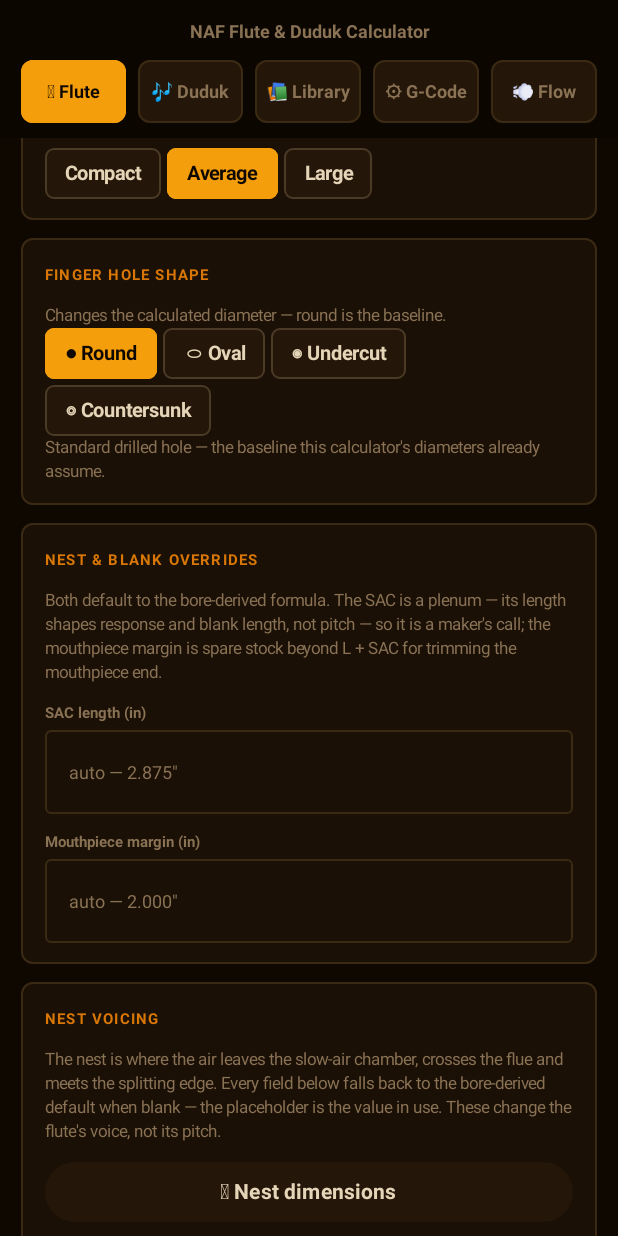
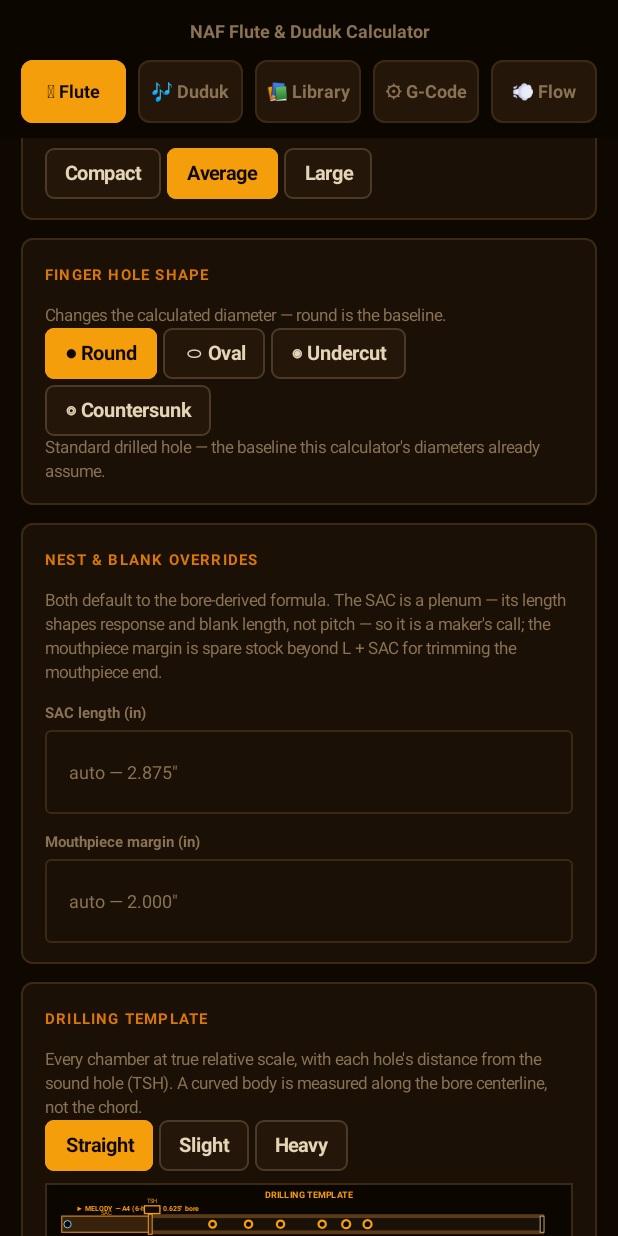
Before and after one commit to evanrobinson1985/NAF-Duduk-Calculator, an Android app built with Jetpack Compose: the screen it shows after launch (MainActivity), on a phone screen of 412 x 824 dp. Run offline under Robolectric (Android 15) with nearby library versions, the phone set to English and light mode, and no system bars.

Commit message:
Add the on-screen drilling templates for flute and duduk
The diagram a maker actually works from was missing on both screens: the
numbers were all in the results table, but nothing showed where the holes sit
along the tube. This ports both SVG components — DrillingTemplate and
DudukTemplate — to Compose Canvas, which has no SVG, so the layout maths lives
in TemplateGeometry.kt where it can be tested and only the painting is in the
composable.

The flute template draws every chamber of a drone flute on its own row at one
shared scale, with the SAC, the wall/plug partition, the TSH tag, the breath
hole and each finger hole labelled with its distance from the sound hole. A
bowed body is drawn as a continuous curve with the markers tilted to the local
bore angle, and the bow amplitude comes from curveBowAmplitudeIn — the same
inch value the 3D viewer and the CAM use — rather than a drawing constant that
could drift. The duduk template lays the reed seat before the bore and puts
the thumb hole below the body with a leader, since it is on the back.

The invariant worth having tests for is the one the web source got wrong once
and left a comment about: a drawing has ONE scale, pixels per real inch, and
the hole radii and tube band must come from it too. A separate constant for
the vertical axis looks correct on a short tube and draws holes several times
too large on a long one — visually overlapping, on exactly the instrument a
maker is most likely to be building. Nine tests cover it: that a longer tube
compresses the scale, that no two holes are ever drawn overlapping at either
extreme, that a hole can never be drawn wider than the tube it is drilled
into, that the band stays readable from a 0.375in to a 2.5in bore, that the
bow is the shared inch value and peaks mid-tube without running off the
canvas, and that the chambers of a drone flute stay in proportion to each
other.

Co-Authored-By: Claude Opus 5 <noreply@anthropic.com>
Claude-Session: https://claude.ai/code/session_01Y1cQidoCtn2eMKYwTGLiwB

```diff
--- a/android/app/src/main/java/com/nafduduk/calculator/ui/flute/FluteScreen.kt
+++ b/android/app/src/main/java/com/nafduduk/calculator/ui/flute/FluteScreen.kt
@@ -57,6 +57,8 @@ import com.nafduduk.calculator.pdf.exportFlutePdf
 import com.nafduduk.calculator.pdf.flutePdfFileName
 import com.nafduduk.calculator.pdf.savePdfAndShare
 import com.nafduduk.calculator.ui.common.FieldLabel
+import com.nafduduk.calculator.ui.template.DrillingTemplate
+import com.nafduduk.calculator.ui.template.TemplateChamber
 import com.nafduduk.calculator.ui.common.MutedNote
 import com.nafduduk.calculator.ui.common.Pill
 import com.nafduduk.calculator.ui.common.PillRow
@@ -106,6 +108,9 @@ fun FluteScreen(loadConfigJson: String? = null, onConfigLoaded: () -> Unit = {})
     // Nest voicing. Read by BOTH the 3D preview and the split-block CAM, so
     // what you see is what gets cut.
     var nestOverrides by remember { mutableStateOf(NestOverrides()) }
+    // Only the drilling template's own drawing — the body bow is a shaping
+    // step, not something the acoustics or the CAM paths depend on.
+    var templateCurve by rememberSaveable { mutableStateOf(Curve.STRAIGHT) }
 
     // "single" | "drone". Drone-chamber state isn't rememberSaveable (no Saver
     // written for the DroneChamber list yet) so it resets on a configuration
@@ -145,6 +150,29 @@ fun FluteScreen(loadConfigJson: String? = null, onConfigLoaded: () -> Unit = {})
     val droneResults = if (fixUndone) rawDroneResults else audit.drones
 
     val allDronesValid = fluteStyle == "drone" && droneResults.isNotEmpty() && droneResults.all { it.lengthIn > 0 && it.note != null }
+
+    // The chambers the on-screen drilling template draws, from the same
+    // audited geometry the exports use.
+    val templateChambers = remember(effGeometry, droneResults, fluteStyle, boreIn, selectedFreq, notes) {
+        listOf(
+            TemplateChamber(
+                label = "MELODY", boreIn = boreIn, sacLenIn = effGeometry.sacLenIn,
+                lengthIn = effGeometry.lengthIn, holes = effGeometry.holes, playable = true,
+                note = nearestNote(selectedFreq, notes),
+                breathHoleWidthIn = FluteConst.breathHoleWidth(boreIn),
+            ),
+        ) + if (fluteStyle == "drone") {
+            droneResults.filter { it.lengthIn > 0 }.mapIndexed { i, dr ->
+                TemplateChamber(
+                    label = if (dr.playable) "CHAMBER ${i + 2}" else "DRONE ${i + 1}",
+                    boreIn = dr.boreIn, sacLenIn = dr.sacLenIn, lengthIn = dr.lengthIn,
+                    holes = dr.holes, playable = dr.playable, note = dr.note,
+                )
+            }
+        } else {
+            emptyList()
+        }
+    }
 
     // The chamber list every CAM export reads, built once from the audited
     // geometry: melody first, then any drone that came out buildable.
@@ -337,6 +365,28 @@ fun FluteScreen(loadConfigJson: String? = null, onConfigLoaded: () -> Unit = {})
                 value = mouthpieceMarginOverride,
                 autoValue = FluteConst.MOUTHPIECE_MARGIN,
                 onValue = { mouthpieceMarginOverride = it },
+            )
+        }
+
+        SectionCard {
+            FieldLabel("Drilling Template")
+            MutedNote(
+                "Every chamber at true relative scale, with each hole's distance from the sound hole (TSH). " +
+                    "A curved body is measured along the bore centerline, not the chord.",
+            )
+            PillRow {
+                Curve.entries.forEach { c ->
+                    Pill(
+                        text = c.name.lowercase().replaceFirstChar { it.titlecase() },
+                        selected = c == templateCurve,
+                        onClick = { templateCurve = c },
+                    )
+                }
+            }
+            DrillingTemplate(
+                chambers = templateChambers,
+                curve = templateCurve,
+                modifier = Modifier.padding(top = 8.dp),
             )
         }
 
--- /dev/null
+++ b/android/app/src/main/java/com/nafduduk/calculator/ui/template/DrillingTemplate.kt
@@ -0,0 +1,274 @@
+package com.nafduduk.calculator.ui.template
+
+import androidx.compose.foundation.Canvas
+import androidx.compose.foundation.border
+import androidx.compose.foundation.layout.Box
+import androidx.compose.foundation.layout.aspectRatio
+import androidx.compose.foundation.layout.fillMaxSize
+import androidx.compose.foundation.layout.fillMaxWidth
+import androidx.compose.runtime.Composable
+import androidx.compose.ui.Modifier
+import androidx.compose.ui.geometry.Offset
+import androidx.compose.ui.geometry.Size
+import androidx.compose.ui.graphics.Color
+import androidx.compose.ui.graphics.Path
+import androidx.compose.ui.graphics.drawscope.DrawScope
+import androidx.compose.ui.graphics.drawscope.Stroke
+import androidx.compose.ui.graphics.drawscope.rotate
+import androidx.compose.ui.graphics.drawscope.scale
+import androidx.compose.ui.graphics.nativeCanvas
+import androidx.compose.ui.unit.dp
+import com.nafduduk.calculator.engine.Curve
+import androidx.compose.ui.graphics.toArgb
+import com.nafduduk.calculator.util.jsFmt
+import kotlin.math.PI
+import kotlin.math.atan
+
+/**
+ * The on-screen drilling template — the diagram a maker actually works from,
+ * showing the SAC, the wall/plug, the sound hole and every finger hole at
+ * true relative scale with its measurement from the TSH.
+ *
+ * A port of the web source's DrillingTemplate SVG. Compose has no SVG, so
+ * this draws to a Canvas; the layout maths lives in TemplateGeometry.kt,
+ * where it can be tested, and only the painting is here. The canvas is scaled
+ * so the drawing's 820-unit coordinate space maps to whatever width it gets,
+ * which keeps every ported coordinate literal meaningful.
+ */
+private val Gold = Color(0xFFF59E0B)
+private val Green = Color(0xFF7ACC44)
+private val BoneText = Color(0xFFE5D5B8)
+private val Tan = Color(0xFFC4A97D)
+private val Rim = Color(0xFFC17D1A)
+private val Body = Color(0xFF1A1208)
+private val BodyEdge = Color(0xFF5A3A18)
+private val Back = Color(0xFF0C0600)
+private val Hairline = Color(0xFF3A2A14)
+private val Footer = Color(0xFF6B5D4A)
+private val Breath = Color(0xFF7DD3FC)
+
+@Composable
+fun DrillingTemplate(chambers: List<TemplateChamber>, curve: Curve, modifier: Modifier = Modifier) {
+    if (chambers.isEmpty()) return
+    val l = FluteTemplateLayout(chambers, curve)
+
+    Box(
+        modifier = modifier
+            .fillMaxWidth()
+            .aspectRatio(TemplateLayout.WIDTH / l.height)
+            .border(1.dp, Hairline),
+    ) {
+        Canvas(modifier = Modifier.fillMaxSize()) {
+            val k = size.width / TemplateLayout.WIDTH
+            drawRect(Back, Offset.Zero, size)
+            scale(k, k, pivot = Offset.Zero) { drawFluteTemplate(l) }
+        }
+    }
+}
+
+private fun DrawScope.drawFluteTemplate(l: FluteTemplateLayout) {
+    label(l.title, TemplateLayout.WIDTH / 2, 24f, Gold, 14f, bold = true, center = true)
+
+    l.chambers.forEachIndexed { idx, c ->
+        val th = l.bandHeight(c)
+        val rowBase = l.rowBaseY(idx)
+        val sacX0 = TemplateLayout.MARGIN_L - 22f
+        val tshX = l.tshX(c)
+        val footX = l.footX(c)
+        val color = if (c.playable) Gold else Green
+        fun cy(absX: Float) = l.centerY(idx, absX)
+
+        if (idx > 0) {
+            drawLine(Hairline, Offset(TemplateLayout.MARGIN_L, rowBase - th / 2 - 22f), Offset(TemplateLayout.WIDTH - TemplateLayout.MARGIN_R, rowBase - th / 2 - 22f), 1f)
+        }
+
+        val holeCountText = if (c.playable) "(${c.holes.size}-hole)" else "(no finger holes)"
+        label(
+            "▶ ${c.label} — ${c.note?.name ?: ""} $holeCountText · ${jsFmt(c.boreIn, 3)}\" bore",
+            TemplateLayout.MARGIN_L, cy(TemplateLayout.MARGIN_L) - th / 2 - 8f - if (l.isCurved) l.bowAmpPx * 0.5f else 0f,
+            color, 11f, bold = true,
+        )
+
+        if (l.isCurved) {
+            // One continuous antler-like outline for SAC + body, then a
+            // darker overlay from the TSH to the foot so the two still read
+            // as different sections.
+            val outline = tubeOutline(sacX0, footX, th, ::cy)
+            drawPath(outline, BodyEdge.copy(alpha = 0.55f))
+            drawPath(outline, Rim, style = Stroke(2f))
+            drawPath(tubeOutline(tshX, footX, th, ::cy), Body.copy(alpha = 0.85f))
+            drawPath(tubeOutline(tshX, footX, th, ::cy), BodyEdge, style = Stroke(1.5f))
+        } else {
+            val sacTop = cy(TemplateLayout.MARGIN_L) - th / 2
+            drawRect(BodyEdge.copy(alpha = 0.55f), Offset(sacX0, sacTop), Size((c.sacLenIn * l.scale).toFloat() + 22f, th))
+            drawRect(Rim, Offset(sacX0, sacTop), Size((c.sacLenIn * l.scale).toFloat() + 22f, th), style = Stroke(2f))
+            drawRect(Body, Offset(tshX, sacTop), Size(footX - tshX, th))
+            drawRect(BodyEdge, Offset(tshX, sacTop), Size(footX - tshX, th), style = Stroke(6f))
+        }
+
+        val sacMidX = TemplateLayout.MARGIN_L + (c.sacLenIn * l.scale).toFloat() / 2
+        label("SAC", sacMidX - 10f, cy(sacMidX) - th / 2 - 1f, Gold, 9f, center = true)
+
+        // The wall/plug is a real, solid partition (a hardwood dowel in a
+        // built flute), so it gets a bold bar of its own rather than being
+        // confused with the TSH cut beside it.
+        rotateAt(-l.curveSlope(tshX - TemplateLayout.MARGIN_L).toDegrees(), tshX, cy(tshX)) {
+            drawRect(Color(0xFF3A2410), Offset(tshX - 3f, cy(tshX) - th / 2 - 3f), Size(6f, th + 6f))
+            drawRect(Gold, Offset(tshX - 3f, cy(tshX) - th / 2 - 3f), Size(6f, th + 6f), style = Stroke(1.5f))
+        }
+        label("WALL/PLUG", tshX, cy(tshX) + th / 2 + 16f, Gold, 8f, center = true)
+
+        rotateAt(-l.curveSlope(tshX - TemplateLayout.MARGIN_L).toDegrees(), tshX, cy(tshX) - th / 2) {
+            drawRect(Color(0xFF120A00), Offset(tshX - 9f, cy(tshX) - th / 2 - 16f), Size(24f, 12f))
+            drawRect(color, Offset(tshX - 9f, cy(tshX) - th / 2 - 16f), Size(24f, 12f), style = Stroke(2f))
+        }
+        label("TSH", tshX + 3f, cy(tshX) - th / 2 - 21f, color, 9f, center = true)
+
+        rotateAt(-l.curveSlope(footX - TemplateLayout.MARGIN_L).toDegrees(), footX, cy(footX)) {
+            drawRect(Color(0xFF0A0500), Offset(footX - 3f, cy(footX) - th / 2), Size(6f, th))
+            drawRect(Tan, Offset(footX - 3f, cy(footX) - th / 2), Size(6f, th), style = Stroke(1.5f))
+        }
+
+        c.breathHoleWidthIn?.let { bhw ->
+            val bx = sacX0 + 9f
+            val br = minOf(th * 0.35f, maxOf(2.5f, (bhw * l.scale).toFloat() / 2))
+            drawCircle(Color(0xFF0C0600), br, Offset(bx, cy(bx)))
+            drawCircle(Breath, br, Offset(bx, cy(bx)), style = Stroke(1.5f))
+            label("BREATH ${jsFmt(bhw, 2)}\"", bx, cy(bx) + th / 2 + 12f, Breath, 8f, center = true)
+        }
+
+        if (c.playable) {
+            for (h in c.holes) {
+                val hx = l.holeX(c, h)
+                val hy = cy(hx)
+                val hr = l.holeRadius(c, h)
+                drawCircle(Color(0xFF0A0500), hr, Offset(hx, hy))
+                drawCircle(Gold, hr, Offset(hx, hy), style = Stroke(3.5f))
+                label("H${h.num}", hx, hy + th / 2 + 15f, BoneText, 11f, bold = true, center = true)
+                label("${jsFmt(h.fromTshIn, 2)}\"", hx, hy + th / 2 + 28f, Tan, 9f, center = true)
+            }
+        } else {
+            val midX = (tshX + footX) / 2
+            label("${jsFmt(c.lengthIn, 2)}\" tube — open, no holes", midX, cy(midX) + th / 2 + 18f, Tan, 10f, center = true)
+        }
+    }
+
+    drawLine(Footer, Offset(TemplateLayout.MARGIN_L, l.height - 22f), Offset(TemplateLayout.WIDTH - TemplateLayout.MARGIN_R, l.height - 22f), 2f)
+    label(l.footer, TemplateLayout.WIDTH / 2, l.height - 8f, Footer, 10f, center = true)
+}
+
+@Composable
+fun DudukDrillingTemplate(layout: DudukTemplateLayout, rootNoteName: String, reedDiamIn: Double, modifier: Modifier = Modifier) {
+    Box(
+        modifier = modifier
+            .fillMaxWidth()
+            .aspectRatio(TemplateLayout.WIDTH / DudukTemplateLayout.HEIGHT)
+            .border(1.dp, Hairline),
+    ) {
+        Canvas(modifier = Modifier.fillMaxSize()) {
+            val k = size.width / TemplateLayout.WIDTH
+            drawRect(Back, Offset.Zero, size)
+            scale(k, k, pivot = Offset.Zero) { drawDudukTemplate(layout, rootNoteName, reedDiamIn) }
+        }
+    }
+}
+
+private fun DrawScope.drawDudukTemplate(l: DudukTemplateLayout, rootNoteName: String, reedDiamIn: Double) {
+    val ty = DudukTemplateLayout.BAND_TOP
+    val th = DudukTemplateLayout.BAND_HEIGHT
+    val h = DudukTemplateLayout.HEIGHT
+
+    label(
+        "DUDUK DRILLING TEMPLATE — Root $rootNoteName — ${jsFmt(l.bodyLenIn, 2)}\" body",
+        TemplateLayout.WIDTH / 2, 26f, Gold, 14f, bold = true, center = true,
+    )
+
+    drawRect(BodyEdge.copy(alpha = 0.4f), Offset(l.reedX0, ty - 6f), Size(l.reedX1 - l.reedX0, th + 12f))
+    drawRect(Rim, Offset(l.reedX0, ty - 6f), Size(l.reedX1 - l.reedX0, th + 12f), style = Stroke(2f))
+    label("REED SEAT", (l.reedX0 + l.reedX1) / 2, ty - 14f, Gold, 10f, center = true)
+    label(
+        "${jsFmt(l.reedLenIn, 2)}\" deep · Ø${jsFmt(reedDiamIn, 3)}\"",
+        (l.reedX0 + l.reedX1) / 2, ty + th + 24f, Tan, 9f, center = true,
+    )
+
+    // The step down from the reed seat to the bore.
+    drawLine(Gold, Offset(l.reedX1, ty - 10f), Offset(l.reedX1, ty + th + 10f), 1.5f)
+
+    drawRect(Body, Offset(l.reedX1, ty), Size(l.footX - l.reedX1, th))
+    drawRect(BodyEdge, Offset(l.reedX1, ty), Size(l.footX - l.reedX1, th), style = Stroke(6f))
+
+    drawRect(Color(0xFF0A0500), Offset(l.footX - 3f, ty), Size(6f, th))
+    drawRect(Tan, Offset(l.footX - 3f, ty), Size(6f, th), style = Stroke(1.5f))
+    label("FOOT", l.footX, ty + th + 24f, Tan, 9f, center = true)
+
+    for (hole in l.holes.filter { !it.thumb }) {
+        val hx = l.holeX(hole)
+        val hr = l.holeRadius(hole)
+        drawCircle(Color(0xFF0A0500), hr, Offset(hx, ty + th / 2))
+        drawCircle(Gold, hr, Offset(hx, ty + th / 2), style = Stroke(3.2f))
+        label("H${hole.num}", hx, ty - 10f, BoneText, 10f, bold = true, center = true)
+        label("${jsFmt(hole.fromReedIn, 2)}\"", hx, ty + th + 14f, Tan, 8.5f, center = true)
+    }
+
+    // The thumb hole is on the BACK of the tube, so it is drawn offset below
+    // with a leader rather than inline with the front holes.
+    for (hole in l.holes.filter { it.thumb }) {
+        val hx = l.holeX(hole)
+        val hr = l.holeRadius(hole)
+        val hy = ty + th + 46f
+        drawLine(Green, Offset(hx, ty + th), Offset(hx, hy - hr - 2f), 1f)
+        drawCircle(Color(0xFF0A0500), hr, Offset(hx, hy))
+        drawCircle(Green, hr, Offset(hx, hy), style = Stroke(3f))
+        label("Thumb (back)", hx, hy + hr + 13f, Green, 9f, bold = true, center = true)
+        label("${jsFmt(hole.fromReedIn, 2)}\"", hx, hy + hr + 25f, Green, 8.5f, center = true)
+    }
+
+    drawLine(Footer, Offset(DudukTemplateLayout.MARGIN_L, h - 20f), Offset(TemplateLayout.WIDTH - DudukTemplateLayout.MARGIN_R, h - 20f), 2f)
+    label("MEASUREMENTS IN INCHES FROM THE TOP OF THE REED SEAT", TemplateLayout.WIDTH / 2, h - 6f, Footer, 10f, center = true)
+}
+
+// ── drawing helpers ──────────────────────────────────────────────────
+
+private fun Float.toDegrees(): Float = (atan(this.toDouble()) * 180.0 / PI).toFloat()
+
+private inline fun DrawScope.rotateAt(degrees: Float, px: Float, py: Float, block: DrawScope.() -> Unit) {
+    if (degrees == 0f) block() else rotate(degrees, Offset(px, py)) { block() }
+}
+
+/** A tube band that follows the bowed centerline, as one closed outline. */
+private fun tubeOutline(x0: Float, x1: Float, bandHeight: Float, cy: (Float) -> Float): Path {
+    val steps = 24
+    val path = Path()
+    for (i in 0..steps) {
+        val x = x0 + (x1 - x0) * (i.toFloat() / steps)
+        val y = cy(x) - bandHeight / 2
+        if (i == 0) path.moveTo(x, y) else path.lineTo(x, y)
+    }
+    for (i in steps downTo 0) {
+        val x = x0 + (x1 - x0) * (i.toFloat() / steps)
+        path.lineTo(x, cy(x) + bandHeight / 2)
+    }
+    path.close()
+    return path
+}
+
+private fun DrawScope.label(
+    text: String,
+    x: Float,
+    y: Float,
+    color: Color,
+    sizePx: Float,
+    bold: Boolean = false,
+    center: Boolean = false,
+) {
+    val paint = android.graphics.Paint(android.graphics.Paint.ANTI_ALIAS_FLAG).apply {
+        this.color = color.toArgb()
+        textSize = sizePx
+        textAlign = if (center) android.graphics.Paint.Align.CENTER else android.graphics.Paint.Align.LEFT
+        typeface = android.graphics.Typeface.create(
+            android.graphics.Typeface.SANS_SERIF,
+            if (bold) android.graphics.Typeface.BOLD else android.graphics.Typeface.NORMAL,
+        )
+    }
+    drawContext.canvas.nativeCanvas.drawText(text, x, y, paint)
+}
--- /dev/null
+++ b/android/app/src/main/java/com/nafduduk/calculator/ui/template/TemplateGeometry.kt
@@ -0,0 +1,160 @@
+package com.nafduduk.calculator.ui.template
+
+import com.nafduduk.calculator.engine.Curve
+import com.nafduduk.calculator.engine.FingerHole
+import com.nafduduk.calculator.engine.NamedPitch
+import com.nafduduk.calculator.engine.curveBowAmplitudeIn
+import kotlin.math.PI
+import kotlin.math.cos
+import kotlin.math.max
+import kotlin.math.min
+import kotlin.math.sin
+
+/**
+ * The layout maths behind the on-screen drilling templates, kept apart from
+ * the drawing so it can be tested. Ported from the web source's
+ * DrillingTemplate / DudukTemplate SVG components.
+ *
+ * The important rule, and the one the source has a long comment about after
+ * getting it wrong once: there is ONE scale for a drawing — pixels per real
+ * inch, derived from fitting the longest tube into the available width — and
+ * every other dimension (band height, hole radii, bow amplitude) is computed
+ * from it. A second, independent constant for the vertical axis makes holes
+ * and tube bands render several times too large relative to their real
+ * spacing on a long tube, which looks fine on a short one and badly wrong on
+ * a long one.
+ */
+
+/** One chamber as the template draws it. */
+data class TemplateChamber(
+    val label: String,
+    val boreIn: Double,
+    val sacLenIn: Double,
+    val lengthIn: Double,
+    val holes: List<FingerHole>,
+    val playable: Boolean,
+    val note: NamedPitch?,
+    val breathHoleWidthIn: Double? = null,
+)
+
+/** Drawing-space constants, in the same units the web source's SVG used. */
+object TemplateLayout {
+    const val WIDTH = 820f
+    const val MARGIN_L = 48f
+    const val MARGIN_R = 48f
+    const val TOP_PAD = 36f
+    const val BAND_MIN = 14f
+    const val BAND_MAX = 150f
+    val drawWidth: Float get() = WIDTH - MARGIN_L - MARGIN_R
+}
+
+/** Everything a flute template needs, resolved for one particular set of chambers. */
+class FluteTemplateLayout(val chambers: List<TemplateChamber>, val curve: Curve) {
+    val isCurved: Boolean = curve != Curve.STRAIGHT
+
+    private val maxCombined: Double = max(chambers.maxOfOrNull { it.sacLenIn + it.lengthIn } ?: 1.0, 1.0)
+    private val maxBore: Double = max(chambers.maxOfOrNull { it.boreIn } ?: 0.375, 0.375)
+
+    /** Pixels per real inch — the one true scale for this drawing. */
+    val scale: Float = (TemplateLayout.drawWidth / maxCombined).toFloat()
+
+    /** Bow amplitude in pixels, from the SAME inch value the 3D viewer and CAM use. */
+    val bowAmpPx: Float = (curveBowAmplitudeIn(curve) * scale).toFloat()
+
+    val rowHeight: Float =
+        96f + max(0f, (maxBore * scale).toFloat() - 96f) * 1.15f + bowAmpPx * 1.4f
+
+    val height: Float = TemplateLayout.TOP_PAD + chambers.size * rowHeight + 24f
+
+    /** Tube band height for a chamber: true scale, with a readability floor and a ceiling. */
+    fun bandHeight(c: TemplateChamber): Float =
+        min(TemplateLayout.BAND_MAX, max(TemplateLayout.BAND_MIN, (c.boreIn * scale).toFloat()))
+
+    fun rowBaseY(index: Int): Float = TemplateLayout.TOP_PAD + index * rowHeight + 28f + bowAmpPx
+
+    /**
+     * Centerline offset at a distance along the row. A single sine bow: antler
+     * bends along one sweep from burr to tip, so this reads as antler without
+     * needing real curvature data. A zero amplitude collapses it to flat.
+     */
+    fun curveOffset(xFromLeft: Float): Float =
+        if (bowAmpPx == 0f) 0f else (bowAmpPx * sin((xFromLeft / TemplateLayout.drawWidth) * PI)).toFloat()
+
+    /** Local tube tilt, for keeping markers perpendicular to the bore rather than vertical. */
+    fun curveSlope(xFromLeft: Float): Float =
+        if (bowAmpPx == 0f) {
+            0f
+        } else {
+            (bowAmpPx * (PI / TemplateLayout.drawWidth) * cos((xFromLeft / TemplateLayout.drawWidth) * PI)).toFloat()
+        }
+
+    fun centerY(index: Int, absX: Float): Float = rowBaseY(index) - curveOffset(max(0f, absX - TemplateLayout.MARGIN_L))
+
+    fun tshX(c: TemplateChamber): Float = TemplateLayout.MARGIN_L + (c.sacLenIn * scale).toFloat()
+
+    fun footX(c: TemplateChamber): Float = TemplateLayout.MARGIN_L + ((c.sacLenIn + c.lengthIn) * scale).toFloat()
+
+    fun holeX(c: TemplateChamber, h: FingerHole): Float = tshX(c) + (h.fromTshIn * scale).toFloat()
+
+    /**
+     * Hole radius at true scale, clamped so a hole can never visually spill
+     * outside the tube band it is drilled into.
+     */
+    fun holeRadius(c: TemplateChamber, h: FingerHole): Float =
+        max(2f, min((h.diameterIn / 2 * scale).toFloat(), bandHeight(c) / 2 - 2f))
+
+    val title: String
+        get() {
+            val base = if (chambers.size > 1) "${chambers.size}-CHAMBER DRONE FLUTE — DRILLING TEMPLATE" else "DRILLING TEMPLATE"
+            return if (isCurved) "$base (CURVED — MEASURE ALONG BORE CENTERLINE)" else base
+        }
+
+    val footer: String
+        get() = if (isCurved) {
+            "MEASUREMENTS IN INCHES, ALONG THE BORE CENTERLINE FROM THE SOUND HOLE (TSH)"
+        } else {
+            "MEASUREMENTS IN INCHES FROM THE SOUND HOLE (TSH)"
+        }
+}
+
+/** One duduk hole as the template draws it. */
+data class TemplateDudukHole(
+    val num: Int,
+    val thumb: Boolean,
+    val fromReedIn: Double,
+    val diameterIn: Double,
+)
+
+/** The duduk template's layout: reed seat, then the bore, holes measured from the seat. */
+class DudukTemplateLayout(
+    val bodyLenIn: Double,
+    val reedLenIn: Double,
+    val boreIn: Double,
+    val holes: List<TemplateDudukHole>,
+) {
+    companion object {
+        const val MARGIN_L = 60f
+        const val MARGIN_R = 48f
+        const val HEIGHT = 230f
+        const val BAND_TOP = 90f
+        const val BAND_HEIGHT = 36f
+        val drawWidth: Float get() = TemplateLayout.WIDTH - MARGIN_L - MARGIN_R
+    }
+
+    val totalLenIn: Double = reedLenIn + bodyLenIn
+    val scale: Float = if (totalLenIn <= 0) 1f else (drawWidth / totalLenIn).toFloat()
+
+    val reedX0: Float = MARGIN_L
+    val reedX1: Float = MARGIN_L + (reedLenIn * scale).toFloat()
+    val footX: Float = MARGIN_L + (totalLenIn * scale).toFloat()
+
+    fun holeX(h: TemplateDudukHole): Float = reedX1 + (h.fromReedIn * scale).toFloat()
+
+    /**
+     * The source sizes these from the bore rather than the hole's own
+     * diameter, with a floor so a small bore stays visible; kept as-is so the
+     * on-screen diagram matches the one makers are used to.
+     */
+    fun holeRadius(h: TemplateDudukHole): Float =
+        if (h.thumb) max(4f, (boreIn * 9).toFloat()) else max(4.5f, (boreIn * 11).toFloat())
+}
```
Also changed, not shown: android/app/src/main/java/com/nafduduk/calculator/ui/duduk/DudukScreen.kt (+27 -0 lines), 1 other file.
